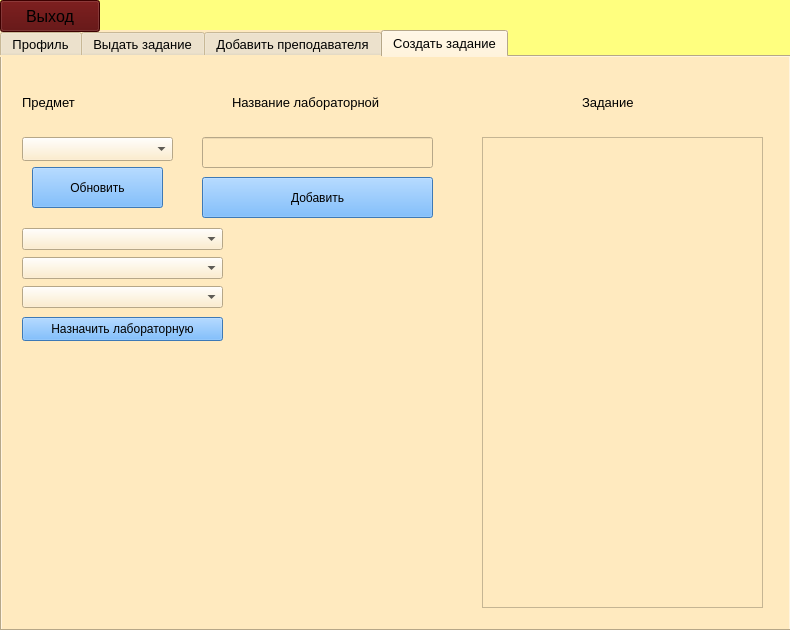
This is TeacherDialog.ui in Knigan/DB3 as Qt 5 draws it before an edit. The edited form follows.
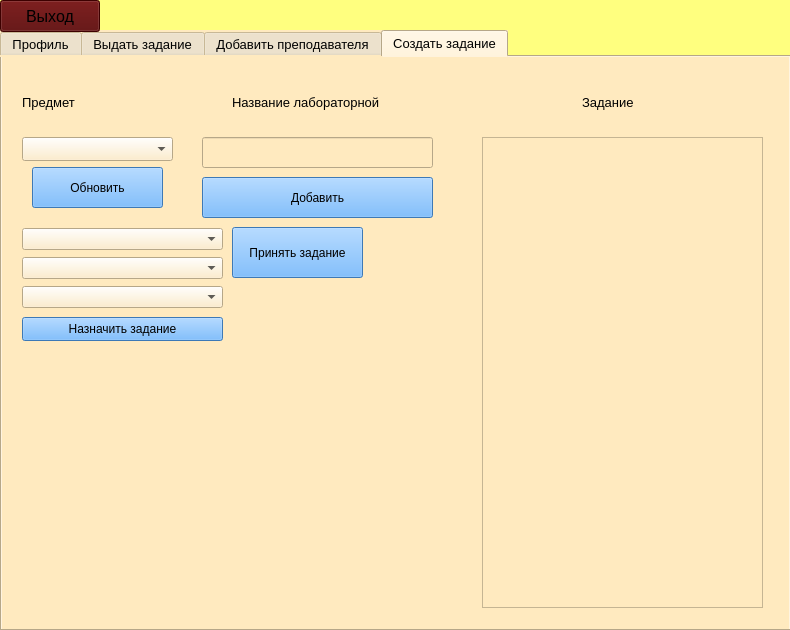
This is the edited form.

Patch:
```diff
--- a/TeacherDialog.ui
+++ b/TeacherDialog.ui
@@ -5075,7 +5075,7 @@
       <string notr="true">background-color: rgb(85, 170, 255);</string>
      </property>
      <property name="text">
-      <string>Назначить лабораторную</string>
+      <string>Назначить задание</string>
      </property>
     </widget>
     <widget class="QWidget" name="layoutWidget">
@@ -5099,6 +5099,22 @@
       </item>
      </layout>
     </widget>
+    <widget class="QPushButton" name="AcceptTaskButton">
+     <property name="geometry">
+      <rect>
+       <x>230</x>
+       <y>170</y>
+       <width>131</width>
+       <height>51</height>
+      </rect>
+     </property>
+     <property name="styleSheet">
+      <string notr="true">background-color: rgb(85, 170, 255);</string>
+     </property>
+     <property name="text">
+      <string>Принять задание</string>
+     </property>
+    </widget>
    </widget>
   </widget>
   <widget class="QPushButton" name="exitButton">
```
